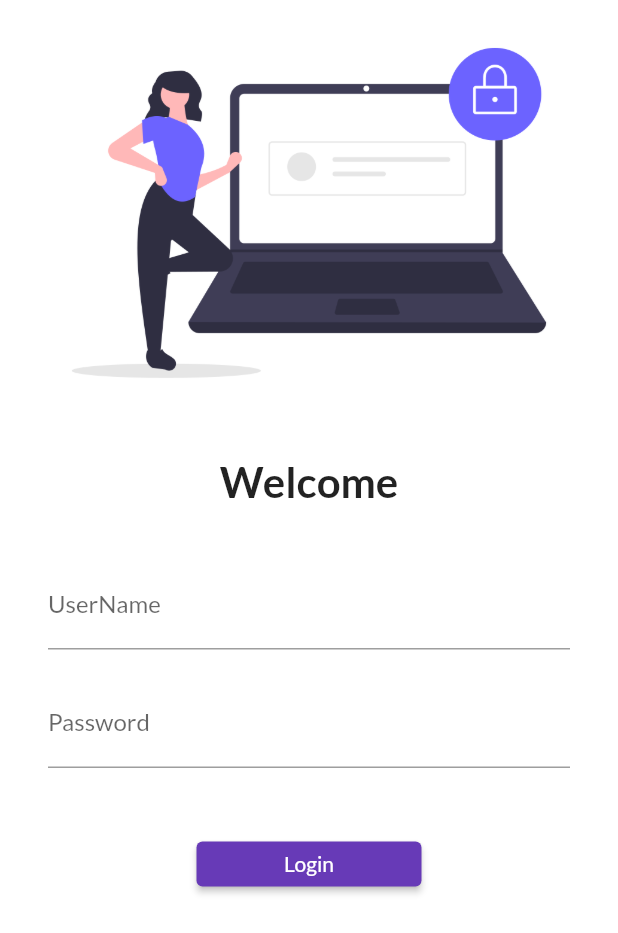
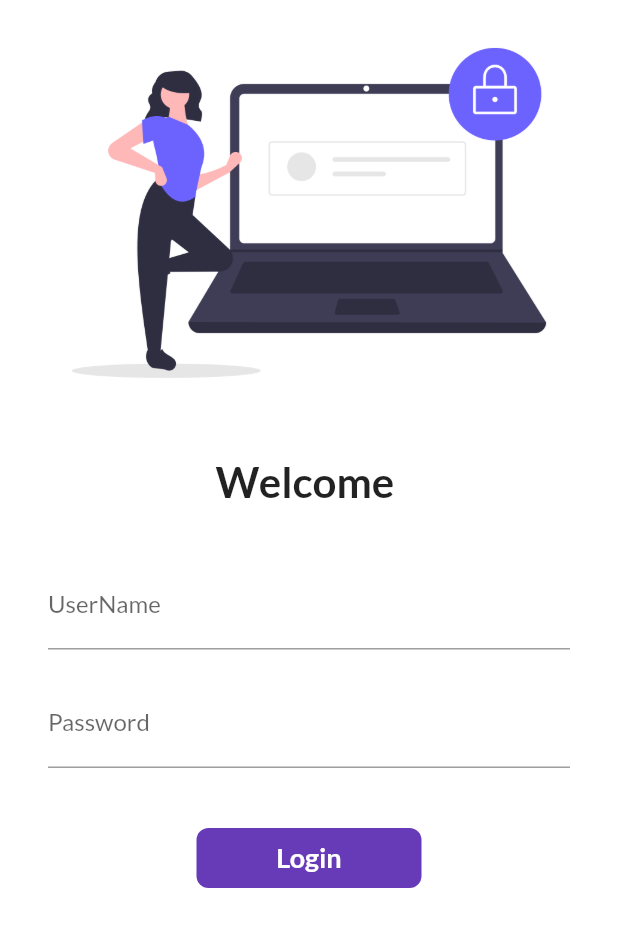
Before and after one commit to masud-ahmed-alt/Catalog-App-Tutorial, a Flutter app: the screen it shows after launch, on a phone screen of 412 x 824 dp. Shown: the top 933 px of the screen. Run offline on Flutter 3.47's test engine with Material 2 defaults, Android fonts, the phone set to English and light mode, and no system bars; our stand-ins replace google_fonts.

Commit message:
day 6 completed

```diff
--- a/lib/pages/login_page.dart
+++ b/lib/pages/login_page.dart
@@ -1,7 +1,14 @@
 import 'package:flutter/material.dart';
 import 'package:flutter_catelog/utils/routes.dart';
 
-class LoginPage extends StatelessWidget {
+class LoginPage extends StatefulWidget {
+  @override
+  _LoginPageState createState() => _LoginPageState();
+}
+
+class _LoginPageState extends State<LoginPage> {
+  String name = "";
+  bool changeButton = false;
   @override
   Widget build(BuildContext context) {
     return Material(
@@ -17,7 +24,7 @@ class LoginPage extends StatelessWidget {
                 height: 20.0,
               ),
               Text(
-                "Welcome",
+                "Welcome $name",
                 style: TextStyle(
                   fontSize: 28,
                   fontWeight: FontWeight.bold,
@@ -35,6 +42,10 @@ class LoginPage extends StatelessWidget {
                       decoration: InputDecoration(
                         labelText: "UserName",
                       ),
+                      onChanged: (value) {
+                        name = value;
+                        setState(() {});
+                      },
                     ),
                     SizedBox(
                       height: 20.0,
@@ -48,13 +59,49 @@ class LoginPage extends StatelessWidget {
                     SizedBox(
                       height: 40.0,
                     ),
-                    ElevatedButton(
-                      onPressed: () {
+
+                    InkWell(
+                      onTap: () async {
+                        setState(() {
+                          changeButton = true;
+                        });
+                        await Future.delayed(Duration(seconds: 1));
                         Navigator.pushNamed(context, MyRoutes.homeRoute);
                       },
-                      style: TextButton.styleFrom(minimumSize: Size(150, 30)),
-                      child: Text("Login"),
-                    )
+                      child: AnimatedContainer(
+                        duration: Duration(seconds: 1),
+                        width: changeButton ? 50 : 150,
+                        height: 40,
+                        alignment: Alignment.center,
+                        child: changeButton
+                            ? Icon(
+                                Icons.done,
+                                color: Colors.white,
+                              )
+                            : Text(
+                                "Login",
+                                style: TextStyle(
+                                    color: Colors.white,
+                                    fontWeight: FontWeight.bold,
+                                    fontSize: 18),
+                              ),
+                        decoration: BoxDecoration(
+                          color: Colors.deepPurple,
+                          // shape: changeButton
+                          //     ? BoxShape.circle
+                          //     : BoxShape.rectangle,
+                          borderRadius:
+                              BorderRadius.circular(changeButton ? 40 : 8),
+                        ),
+                      ),
+                    ),
+                    // ElevatedButton(
+                    //   onPressed: () {
+                    //     Navigator.pushNamed(context, MyRoutes.homeRoute);
+                    //   },
+                    //   style: TextButton.styleFrom(minimumSize: Size(150, 30)),
+                    //   child: Text("Login"),
+                    // )
                   ],
                 ),
               )
```
